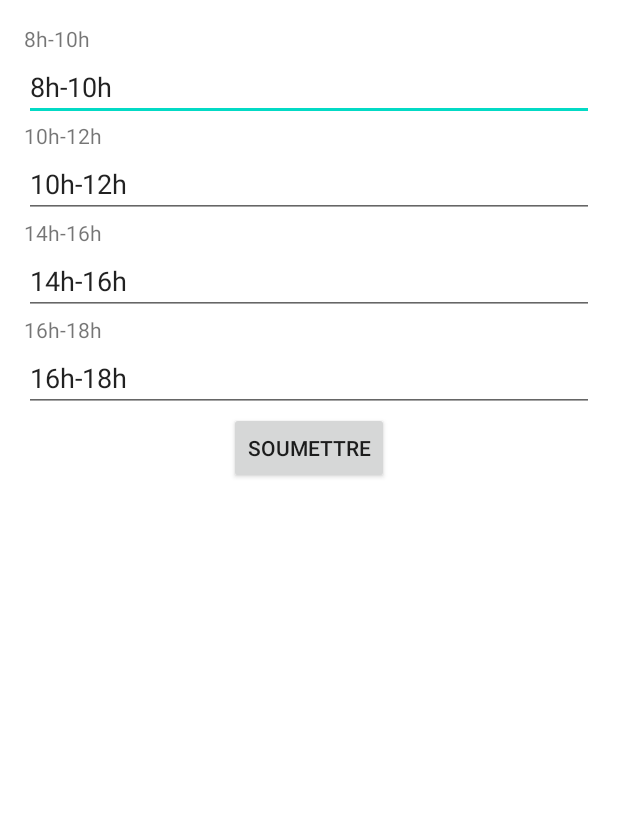
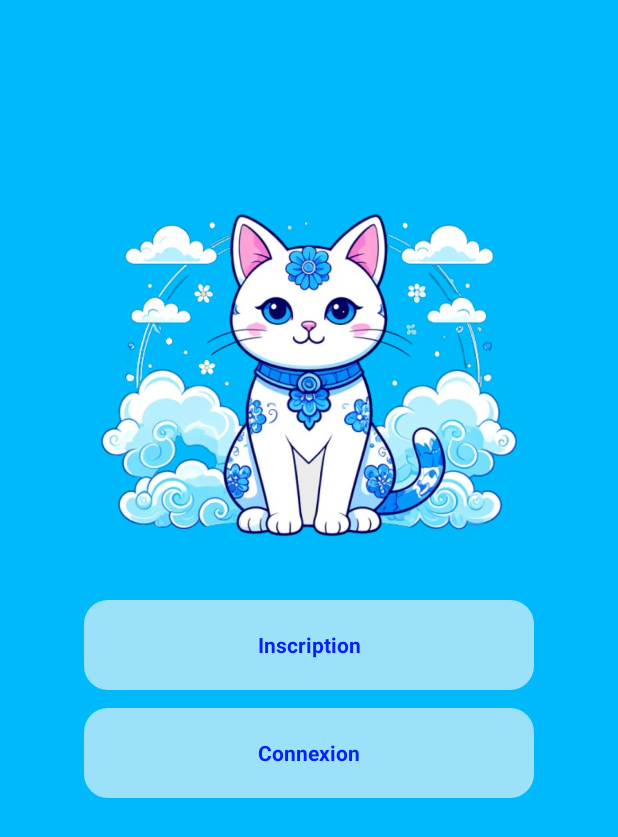
Before and after one commit to Fannie0707/ToDoList, an Android app: the screen it shows after launch (MainActivity), on a phone screen of 412 x 824 dp. Shown: the top 837 px of the screen. Run offline under Robolectric (Android 15) with nearby library versions, the phone set to English and light mode, and no system bars.

Commit message:
1ere page essai

```diff
--- /dev/null
+++ b/codeAndroid/app/src/main/java/com/example/todolist/Connexion.java
@@ -0,0 +1,4 @@
+package com.example.todolist;
+
+public class Connexion {
+}
--- /dev/null
+++ b/codeAndroid/app/src/main/java/com/example/todolist/Incription.java
@@ -0,0 +1,4 @@
+package com.example.todolist;
+
+public class Incription {
+}
--- a/codeAndroid/app/src/main/java/com/example/todolist/MainActivity.java
+++ b/codeAndroid/app/src/main/java/com/example/todolist/MainActivity.java
@@ -1,12 +1,37 @@
 package com.example.todolist;
 
 import android.app.Activity;
+import android.content.Intent;
 import android.os.Bundle;
+import android.view.View;
+import android.widget.Button;
+import android.widget.TextView;
 
 public class MainActivity extends Activity {
     @Override
     protected void onCreate(Bundle savedInstanceState) {
         super.onCreate(savedInstanceState);
-        setContentView(R.layout.layout_planning);
+        setContentView(R.layout.main_activity);
+
+        TextView btnIncription = findViewById(R.id.btnIncription);
+        TextView btnConnexion = findViewById(R.id.btnConnexion);
+
+        btnIncription.setOnClickListener(new View.OnClickListener() {
+             @Override
+             public void onClick(View v) {
+                 Intent i = new Intent(MainActivity.this, Incription.class);
+                 startActivity(i);
+             }
+        }
+        );
+
+        btnConnexion.setOnClickListener(new View.OnClickListener() {
+            @Override
+             public void onClick(View v) {
+                Intent i = new Intent(MainActivity.this, Connexion.class);
+                 startActivity(i);
+             }
+        }
+        );
     }
 }
--- /dev/null
+++ b/codeAndroid/app/src/main/res/drawable/rounded_button.xml
@@ -0,0 +1,4 @@
+<shape xmlns:android="http://schemas.android.com/apk/res/android" android:shape="rectangle">
+    <solid android:color="#9BE1FA" />
+    <corners android:radius="16dp" />
+</shape>
--- /dev/null
+++ b/codeAndroid/app/src/main/res/layout/connexion.xml
@@ -0,0 +1,6 @@
+<?xml version="1.0" encoding="utf-8"?>
+<androidx.constraintlayout.widget.ConstraintLayout xmlns:android="http://schemas.android.com/apk/res/android"
+    android:layout_width="match_parent"
+    android:layout_height="match_parent">
+
+</androidx.constraintlayout.widget.ConstraintLayout>
--- /dev/null
+++ b/codeAndroid/app/src/main/res/layout/inscription.xml
@@ -0,0 +1,6 @@
+<?xml version="1.0" encoding="utf-8"?>
+<androidx.constraintlayout.widget.ConstraintLayout xmlns:android="http://schemas.android.com/apk/res/android"
+    android:layout_width="match_parent"
+    android:layout_height="match_parent">
+
+</androidx.constraintlayout.widget.ConstraintLayout>
--- /dev/null
+++ b/codeAndroid/app/src/main/res/layout/main_activity.xml
@@ -0,0 +1,59 @@
+<?xml version="1.0" encoding="utf-8"?>
+<androidx.constraintlayout.widget.ConstraintLayout
+    xmlns:android="http://schemas.android.com/apk/res/android"
+    xmlns:app="http://schemas.android.com/apk/res-auto"
+    android:fitsSystemWindows="true"
+    android:layout_width="match_parent"
+    android:layout_height="match_parent"
+    android:background="#00B9FA">
+
+    <ImageView
+        android:id="@+id/imageChat"
+        android:layout_width="300dp"
+        android:layout_height="300dp"
+        android:src="@drawable/chat_acceuil_3"
+        android:layout_marginTop="100dp"
+        app:layout_constraintTop_toTopOf="parent"
+        app:layout_constraintBottom_toTopOf="@+id/buttonsLayout"
+        app:layout_constraintStart_toStartOf="parent"
+        app:layout_constraintEnd_toEndOf="parent"/>
+
+    <LinearLayout
+        android:id="@+id/buttonsLayout"
+        android:layout_width="wrap_content"
+        android:layout_height="wrap_content"
+        android:orientation="vertical"
+        android:gravity="center_horizontal"
+        app:layout_constraintTop_toBottomOf="@id/imageChat"
+        app:layout_constraintStart_toStartOf="parent"
+        app:layout_constraintEnd_toEndOf="parent">
+
+        <TextView
+            android:id="@+id/btnIncription"
+            android:layout_width="300dp"
+            android:layout_height="60dp"
+            android:text="@string/Inscription"
+            android:textSize="14sp"
+            android:textStyle="bold"
+            android:gravity="center"
+            android:textColor="#0720FA"
+            android:layout_marginBottom="12dp"
+            android:clickable="true"
+            android:focusable="true"
+            android:background="@drawable/rounded_button"/>
+
+        <TextView
+            android:id="@+id/btnConnexion"
+            android:layout_width="300dp"
+            android:layout_height="60dp"
+            android:text="@string/Connexion"
+            android:textSize="14sp"
+            android:textStyle="bold"
+            android:gravity="center"
+            android:textColor="#0720FA"
+            android:layout_marginBottom="32dp"
+            android:clickable="true"
+            android:focusable="true"
+            android:background="@drawable/rounded_button"/>
+    </LinearLayout>
+</androidx.constraintlayout.widget.ConstraintLayout>
--- a/codeAndroid/app/src/main/res/values/strings.xml
+++ b/codeAndroid/app/src/main/res/values/strings.xml
@@ -1,8 +1,14 @@
 <resources>
     <string name="app_name">ToDoList</string>
+
+    <string name="Connexion"> Connexion </string>
+    <string name="Inscription"> Inscription </string>
+
+
     <string name="creneau1">8h-10h</string>
     <string name="creneau2">10h-12h</string>
     <string name="creneau3">14h-16h</string>
     <string name="creneau4">16h-18h</string>
     <string name="button_Soumettre">Soumettre</string>
+
 </resources>
```
Also changed, not shown: codeAndroid/app/src/main/res/drawable/chat_acceuil_2.png (added), codeAndroid/app/src/main/res/drawable/chat_acceuil_3.PNG (added).
